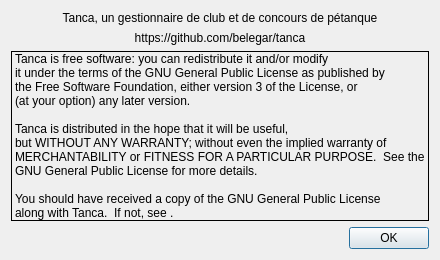
Above: src/ui/AboutWindow.ui from arabine/tanca before the change. Below: the same form after it.
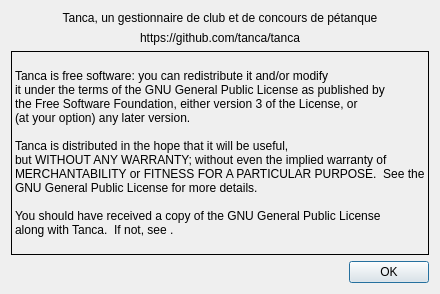
That is the form after the change.

The edit to the form file:
```diff
--- a/src/ui/AboutWindow.ui
+++ b/src/ui/AboutWindow.ui
@@ -6,8 +6,8 @@
    <rect>
     <x>0</x>
     <y>0</y>
-    <width>384</width>
-    <height>254</height>
+    <width>440</width>
+    <height>294</height>
    </rect>
   </property>
   <property name="windowTitle">
@@ -27,7 +27,7 @@
    <item>
     <widget class="QLabel" name="label_2">
      <property name="text">
-      <string>https://github.com/belegar/tanca</string>
+      <string>https://github.com/tanca/tanca</string>
      </property>
      <property name="alignment">
       <set>Qt::AlignCenter</set>
```
